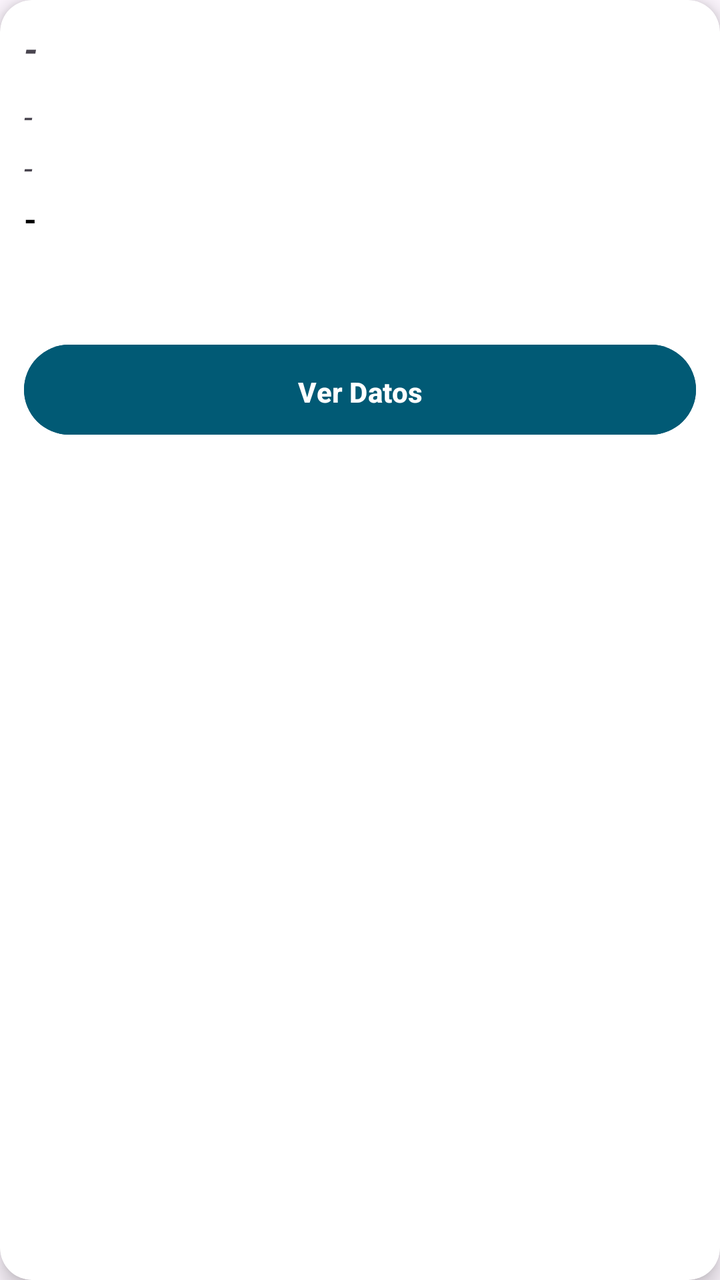
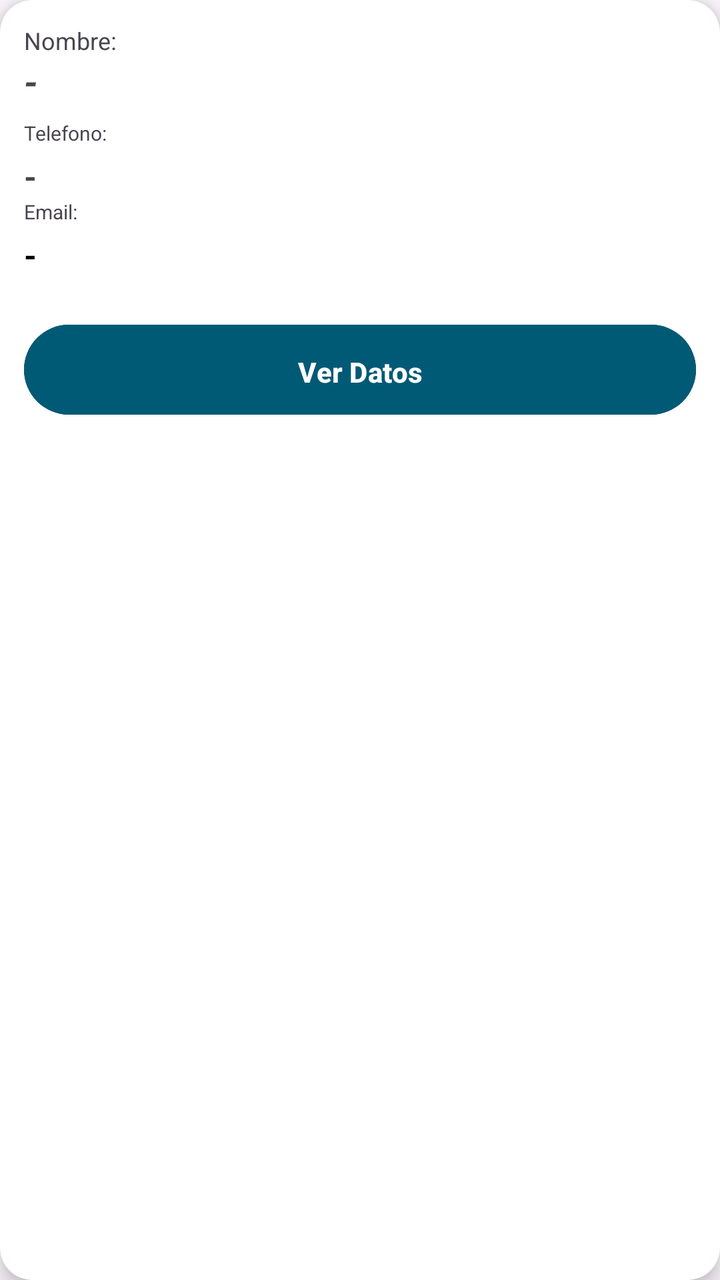

An Android layout rendered at two revisions. The XML below is the earlier revision; the diff shows what the commit changed to produce the second picture.
<!-- AndroidManifest.xml: application theme Theme.MobilesVC -->
<!-- res/layout/card_usuario.xml -->
<?xml version="1.0" encoding="utf-8"?>
<androidx.cardview.widget.CardView xmlns:android="http://schemas.android.com/apk/res/android"
    xmlns:app="http://schemas.android.com/apk/res-auto"
    android:layout_width="match_parent"
    android:layout_height="wrap_content"
    android:layout_margin="8dp"
    app:cardBackgroundColor="@color/white"
    app:cardCornerRadius="16dp"
    app:cardElevation="6dp">

    <LinearLayout
        android:layout_width="match_parent"
        android:layout_height="238dp"
        android:orientation="vertical"
        android:padding="12dp">

        <TextView
            android:id="@+id/vNombreCard"
            android:layout_width="wrap_content"
            android:layout_height="wrap_content"
            android:text="-"
            android:textSize="18sp"
            android:textStyle="bold|italic" />

        <View
            android:id="@+id/view"
            android:layout_width="match_parent"
            android:layout_height="1dp"
            android:layout_marginTop="6dp" />

        <TextView
            android:id="@+id/vDniCard"
            android:layout_width="wrap_content"
            android:layout_height="wrap_content"
            android:layout_marginTop="4dp"
            android:text="-"
            android:textSize="16sp"
            android:textStyle="italic" />

        <TextView
            android:id="@+id/vTelefonoCard"
            android:layout_width="wrap_content"
            android:layout_height="wrap_content"
            android:layout_marginTop="4dp"
            android:text="-"
            android:textSize="16sp"
            android:textStyle="italic" />

        <TextView
            android:id="@+id/vEmailCard"
            android:layout_width="wrap_content"
            android:layout_height="wrap_content"
            android:layout_marginTop="4dp"
            android:text="-"
            android:textColor="#000000"
            android:textSize="16sp"
            android:textStyle="bold" />

        <Button
            android:id="@+id/vToUsuario"
            android:layout_width="match_parent"
            android:layout_height="53dp"
            android:layout_marginTop="48dp"
            android:layout_marginBottom="108dp"
            android:backgroundTint="#015A75"
            android:paddingVertical="14dp"
            android:text="Ver Datos"
            android:textStyle="bold"
            app:layout_constraintBottom_toBottomOf="parent"
            app:layout_constraintEnd_toEndOf="parent"
            app:layout_constraintHorizontal_bias="0.243"
            app:layout_constraintStart_toStartOf="parent"
            app:layout_constraintTop_toBottomOf="@+id/etClave" />

    </LinearLayout>

</androidx.cardview.widget.CardView>
<!-- resources referenced by this layout -->
<resources>
  <color name="white">#FFFFFFFF</color>
  <style name="Theme.MobilesVC" parent="Base.Theme.MobilesVC" />
  <style name="Base.Theme.MobilesVC" parent="Theme.Material3.DayNight.NoActionBar">
          
          
      </style>
</resources>

<!-- the commit's change to res/layout/card_usuario.xml (unified diff, before → after) -->
@@ -10,9 +10,16 @@
 
     <LinearLayout
         android:layout_width="match_parent"
-        android:layout_height="238dp"
+        android:layout_height="match_parent"
         android:orientation="vertical"
         android:padding="12dp">
+
+        <TextView
+            android:id="@+id/textView2"
+            android:layout_width="match_parent"
+            android:layout_height="wrap_content"
+            android:text="Nombre:"
+            android:textSize="12sp" />
 
         <TextView
             android:id="@+id/vNombreCard"
@@ -29,13 +36,11 @@
             android:layout_marginTop="6dp" />
 
         <TextView
-            android:id="@+id/vDniCard"
-            android:layout_width="wrap_content"
+            android:id="@+id/textView22"
+            android:layout_width="match_parent"
             android:layout_height="wrap_content"
-            android:layout_marginTop="4dp"
-            android:text="-"
-            android:textSize="16sp"
-            android:textStyle="italic" />
+            android:text="Telefono:"
+            android:textSize="10sp" />
 
         <TextView
             android:id="@+id/vTelefonoCard"
@@ -44,7 +49,14 @@
             android:layout_marginTop="4dp"
             android:text="-"
             android:textSize="16sp"
-            android:textStyle="italic" />
+            android:textStyle="bold" />
+
+        <TextView
+            android:id="@+id/textView23"
+            android:layout_width="match_parent"
+            android:layout_height="wrap_content"
+            android:text="Email:"
+            android:textSize="10sp" />
 
         <TextView
             android:id="@+id/vEmailCard"
@@ -60,8 +72,7 @@
             android:id="@+id/vToUsuario"
             android:layout_width="match_parent"
             android:layout_height="53dp"
-            android:layout_marginTop="48dp"
-            android:layout_marginBottom="108dp"
+            android:layout_marginTop="20dp"
             android:backgroundTint="#015A75"
             android:paddingVertical="14dp"
             android:text="Ver Datos"
